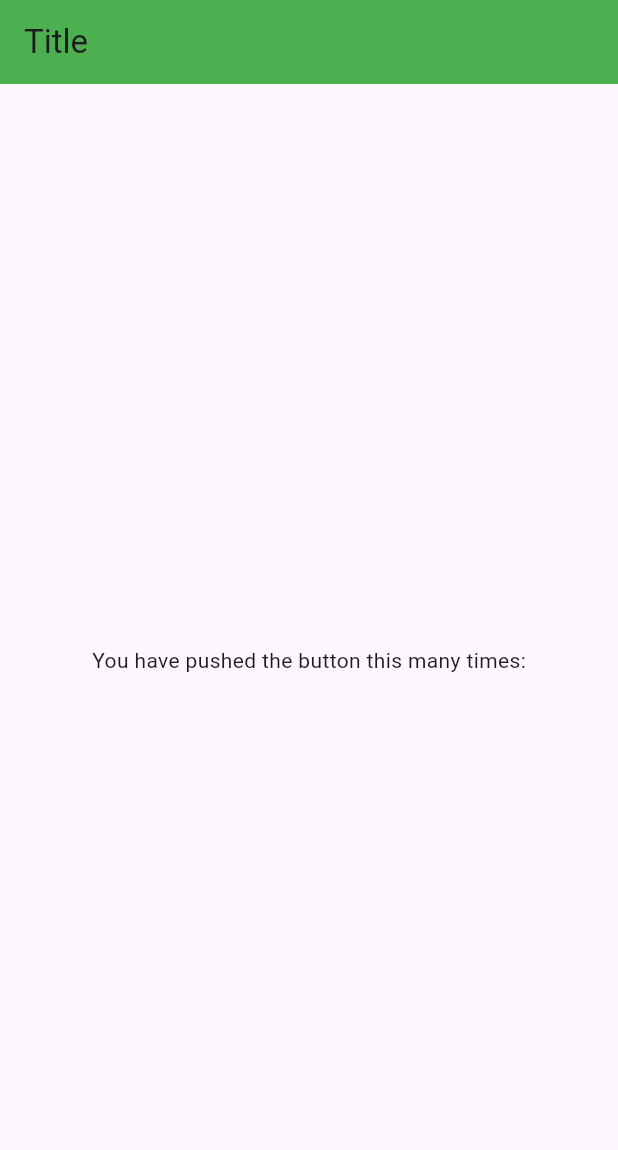
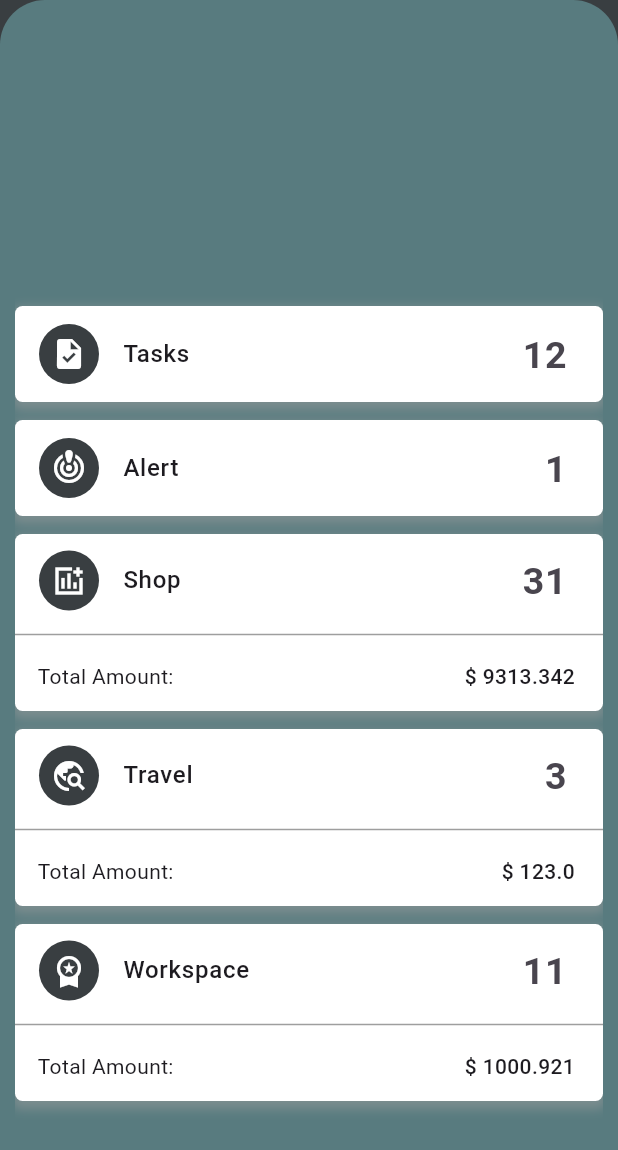
Before and after one commit to EhsanTgv/dynamic_header_practice, a Flutter app: the screen it shows after launch, on a phone screen of 412 x 824 dp. Shown: the top 1150 px of the screen. Run offline on Flutter 3.47's test engine with Material 3 defaults, Android fonts, the light colour scheme and no system bars.

Commit message:
Implement contents

```diff
--- /dev/null
+++ b/lib/card1.dart
@@ -0,0 +1,58 @@
+import 'package:flutter/material.dart';
+
+class Card1 extends StatelessWidget {
+  final String? title;
+  final IconData? icon;
+  final int count;
+  const Card1({Key? key, this.count = 0, this.icon, this.title})
+      : super(key: key);
+
+  @override
+  Widget build(BuildContext context) {
+    return Material(
+      color: Colors.transparent,
+      child: Container(
+        padding: const EdgeInsets.symmetric(vertical: 4),
+        decoration: BoxDecoration(
+          color: Colors.white,
+          borderRadius: BorderRadius.circular(5),
+          boxShadow: [
+            BoxShadow(
+              color: Colors.grey.withOpacity(0.5),
+              spreadRadius: 2,
+              blurRadius: 5,
+              offset: const Offset(0, 3), // changes position of shadow
+            ),
+          ],
+        ),
+        margin: const EdgeInsets.only(bottom: 12),
+        child: ListTile(
+          minVerticalPadding: 12,
+          leading: Column(
+            mainAxisAlignment: MainAxisAlignment.center,
+            children: [
+              Container(
+                width: 40,
+                height: 40,
+                padding: const EdgeInsets.all(5),
+                decoration: BoxDecoration(
+                  color: Color(0xFF393E41),
+                  borderRadius: BorderRadius.circular(20),
+                ),
+                child: Icon(icon, color: Colors.white),
+              ),
+            ],
+          ),
+          title: Text(
+            title ?? '',
+            style: const TextStyle(fontWeight: FontWeight.w500),
+          ),
+          trailing: Text(
+            '$count',
+            style: const TextStyle(fontSize: 25, fontWeight: FontWeight.bold),
+          ),
+        ),
+      ),
+    );
+  }
+}
--- /dev/null
+++ b/lib/card2.dart
@@ -0,0 +1,84 @@
+import 'package:flutter/material.dart';
+
+class Card2 extends StatelessWidget {
+  final String title;
+  final IconData? icon;
+  final int count;
+  final num amount;
+  const Card2(
+      {Key? key,
+        required this.amount,
+        required this.count,
+        this.icon,
+        this.title = ""})
+      : super(key: key);
+
+  @override
+  Widget build(BuildContext context) {
+    return (Container(
+      padding: const EdgeInsets.symmetric(vertical: 3),
+      decoration: BoxDecoration(
+        color: Colors.white,
+        borderRadius: BorderRadius.circular(5),
+        boxShadow: [
+          BoxShadow(
+            color: Colors.grey.withOpacity(0.5),
+            spreadRadius: 2,
+            blurRadius: 5,
+            offset: const Offset(0, 3), // changes position of shadow
+          ),
+        ],
+      ),
+      margin: const EdgeInsets.only(bottom: 12),
+      child: Column(
+        children: [
+          ListTile(
+            minVerticalPadding: 12,
+            selectedColor: Colors.blueAccent,
+            onTap: () {},
+            leading: Column(
+              mainAxisAlignment: MainAxisAlignment.center,
+              children: [
+                Container(
+                  width: 40,
+                  height: 40,
+                  padding: const EdgeInsets.all(5),
+                  decoration: BoxDecoration(
+                    color: Color(0xFF393E41),
+                    borderRadius: BorderRadius.circular(20),
+                  ),
+                  child: Icon(
+                    icon,
+                    color: Colors.white,
+                  ),
+                ),
+              ],
+            ),
+            title: Text(
+              title,
+              style: const TextStyle(fontWeight: FontWeight.w500),
+            ),
+            trailing: Text(
+              '$count',
+              style: const TextStyle(fontSize: 25, fontWeight: FontWeight.bold),
+            ),
+          ),
+          const Divider(color: Colors.grey),
+          Padding(
+            padding: const EdgeInsets.fromLTRB(15, 10, 15, 10),
+            child: Row(
+              mainAxisAlignment: MainAxisAlignment.spaceBetween,
+              children: [
+                const Text('Total Amount:'),
+                Text(
+                  '\$ $amount ',
+                  style: const TextStyle(fontWeight: FontWeight.w500),
+                )
+              ],
+            ),
+          )
+        ],
+      ),
+    ));
+  }
+}
--- /dev/null
+++ b/lib/dynamic_appbar.dart
@@ -0,0 +1,56 @@
+import 'package:dynamic_header_practice/list_content.dart';
+import 'package:flutter/material.dart';
+
+class DynamicAppbar extends StatefulWidget {
+  const DynamicAppbar({super.key});
+
+  @override
+  State<DynamicAppbar> createState() => _DynamicAppbarState();
+}
+
+class _DynamicAppbarState extends State<DynamicAppbar> {
+  late ScrollController _scrollController;
+  bool lastStatus = true;
+  double height = 390;
+
+  @override
+  void initState() {
+    super.initState();
+    _scrollController = ScrollController()..addListener(_scrollListener);
+  }
+
+  void _scrollListener() {
+    if (_isShrink != lastStatus) {
+      setState(() {
+        lastStatus = _isShrink;
+      });
+    }
+  }
+
+  bool get _isShrink {
+    return _scrollController.hasClients &&
+        _scrollController.offset > (height - kToolbarHeight);
+  }
+
+  @override
+  void dispose() {
+    _scrollController.dispose();
+    super.dispose();
+  }
+
+  @override
+  Widget build(BuildContext context) {
+    return Scaffold(
+      backgroundColor: Color(0xFF393E41),
+      body: SafeArea(
+          child: NestedScrollView(
+            controller: _scrollController,
+            headerSliverBuilder: (context, innerBoxIsScrolled)=>[
+
+            ],
+            body: const ContentListView(),
+          )
+      )
+    );
+  }
+}
--- /dev/null
+++ b/lib/list_content.dart
@@ -0,0 +1,73 @@
+import 'package:dynamic_header_practice/card1.dart';
+import 'package:dynamic_header_practice/card2.dart';
+import 'package:flutter/material.dart';
+
+
+class ContentListView extends StatelessWidget {
+  const ContentListView({super.key});
+
+  @override
+  Widget build(BuildContext context) {
+    return Container(
+      padding: const EdgeInsets.fromLTRB(10, 0, 10, 10),
+      decoration: const BoxDecoration(
+          color: Color(0xFF587B7F),
+          borderRadius: BorderRadius.only(
+              topRight: Radius.circular(30), topLeft: Radius.circular(30))),
+      child: ListView(
+        children:  [
+          Container(
+            padding: const EdgeInsets.fromLTRB(2, 2, 2, 2),
+            child: const SizedBox(height: 200,),
+          ),
+          const Card1(icon: Icons.task, title: "Tasks", count: 12),
+          const Card1(icon: Icons.crisis_alert_sharp, title: "Alert", count: 1),
+          const Card2(
+            amount: 9313.342,
+            count: 31,
+            icon: Icons.add_chart_sharp,
+            title: "Shop ",
+          ),
+
+          const Card2(
+            amount: 123.00,
+            count: 3,
+            icon: Icons.travel_explore_sharp,
+            title: "Travel ",
+          ),
+          const Card2(
+            amount: 1000.921,
+            count: 11,
+            icon: Icons.workspace_premium_sharp,
+            title: "Workspace",
+          ),
+          Container(
+            padding: const EdgeInsets.fromLTRB(2, 2, 2, 2),
+            child: const SizedBox(height: 200,),
+          ),
+          const Card1(icon: Icons.task, title: "Tasks", count: 12),
+          const Card1(icon: Icons.crisis_alert_sharp, title: "Alert", count: 1),
+          const Card2(
+            amount: 9313.342,
+            count: 31,
+            icon: Icons.add_chart_sharp,
+            title: "Shop ",
+          ),
+
+          const Card2(
+            amount: 123.00,
+            count: 3,
+            icon: Icons.travel_explore_sharp,
+            title: "Travel ",
+          ),
+          const Card2(
+            amount: 1000.921,
+            count: 11,
+            icon: Icons.workspace_premium_sharp,
+            title: "Workspace",
+          ),
+        ],
+      ),
+    );
+  }
+}
--- a/lib/main.dart
+++ b/lib/main.dart
@@ -1,3 +1,4 @@
+import 'package:dynamic_header_practice/dynamic_appbar.dart';
 import 'package:flutter/material.dart';
 
 void main() {
@@ -19,32 +20,3 @@
     );
   }
 }
-
-class DynamicAppbar extends StatefulWidget {
-  const DynamicAppbar({super.key,});
-
-  @override
-  State<DynamicAppbar> createState() => _DynamicAppbarState();
-}
-
-class _DynamicAppbarState extends State<DynamicAppbar> {
-
-  @override
-  Widget build(BuildContext context) {
-
-    return Scaffold(
-      appBar: AppBar (
-        title: const Text ('Title'),
-        backgroundColor: Colors.green,
-      ),
-      body: Center(
-        child: Column(
-          mainAxisAlignment: MainAxisAlignment.center,
-          children: <Widget>[
-            const Text('You have pushed the button this many times:'),
-          ],
-        ),
-      ),
-    );
-  }
-}
```
Also changed, not shown: pubspec.lock.
